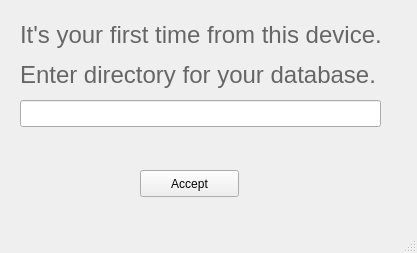
First picture: the form in guis/directory.ui, repository password-manager/linux, before the edit.
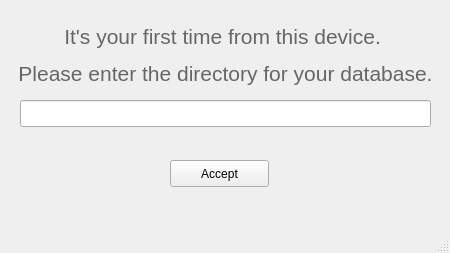
Second picture: the form after the edit.

```diff
--- a/guis/directory.ui
+++ b/guis/directory.ui
@@ -6,7 +6,7 @@
    <rect>
     <x>0</x>
     <y>0</y>
-    <width>417</width>
+    <width>450</width>
     <height>253</height>
    </rect>
   </property>
@@ -17,14 +17,14 @@
    <widget class="QLabel" name="label_3">
     <property name="geometry">
      <rect>
-      <x>20</x>
+      <x>10</x>
       <y>10</y>
-      <width>381</width>
+      <width>431</width>
       <height>91</height>
      </rect>
     </property>
     <property name="text">
-     <string>&lt;html&gt;&lt;head/&gt;&lt;body&gt;&lt;p&gt;&lt;span style=&quot; font-size:18pt; color:#666666;&quot;&gt;It's your first time from this device. &lt;/span&gt;&lt;/p&gt;&lt;p&gt;&lt;span style=&quot; font-size:18pt; color:#666666;&quot;&gt;Enter directory for your database.&lt;/span&gt;&lt;/p&gt;&lt;/body&gt;&lt;/html&gt;</string>
+     <string>&lt;html&gt;&lt;head/&gt;&lt;body&gt;&lt;p align=&quot;center&quot;&gt;&lt;span style=&quot; font-size:16pt; color:#666666;&quot;&gt;It's your first time from this device. &lt;/span&gt;&lt;/p&gt;&lt;p align=&quot;center&quot;&gt;&lt;span style=&quot; font-size:16pt; color:#666666;&quot;&gt;Please enter the directory for your database.&lt;/span&gt;&lt;/p&gt;&lt;/body&gt;&lt;/html&gt;</string>
     </property>
    </widget>
    <widget class="QLineEdit" name="directory">
@@ -32,7 +32,7 @@
      <rect>
       <x>20</x>
       <y>100</y>
-      <width>361</width>
+      <width>411</width>
       <height>27</height>
      </rect>
     </property>
@@ -40,8 +40,8 @@
    <widget class="QPushButton" name="acceptButton">
     <property name="geometry">
      <rect>
-      <x>140</x>
-      <y>170</y>
+      <x>170</x>
+      <y>160</y>
       <width>99</width>
       <height>27</height>
      </rect>
```
Left out of the diff: 4 changed lines with no effect on the pictures.
